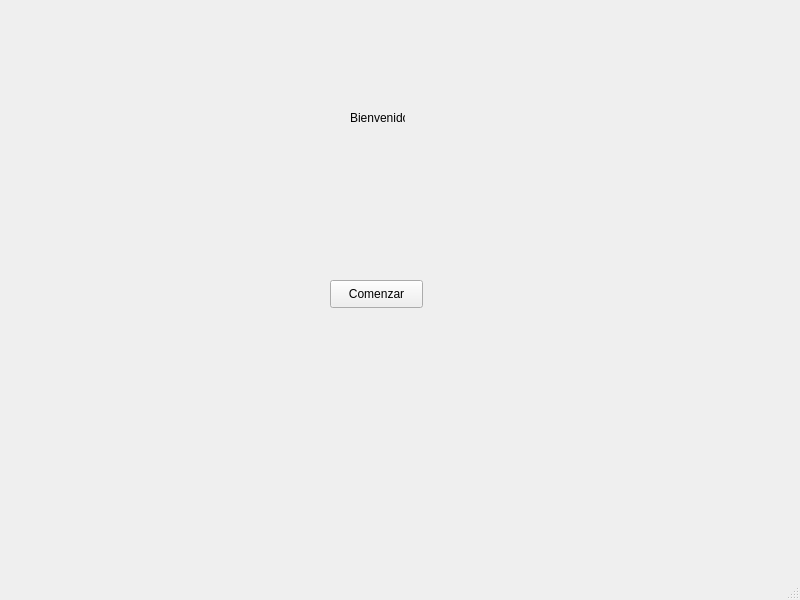
This is BDCucei.ui in emilio-nuno/BD-CUCEI as Qt 5 draws it before an edit. The edited form follows.
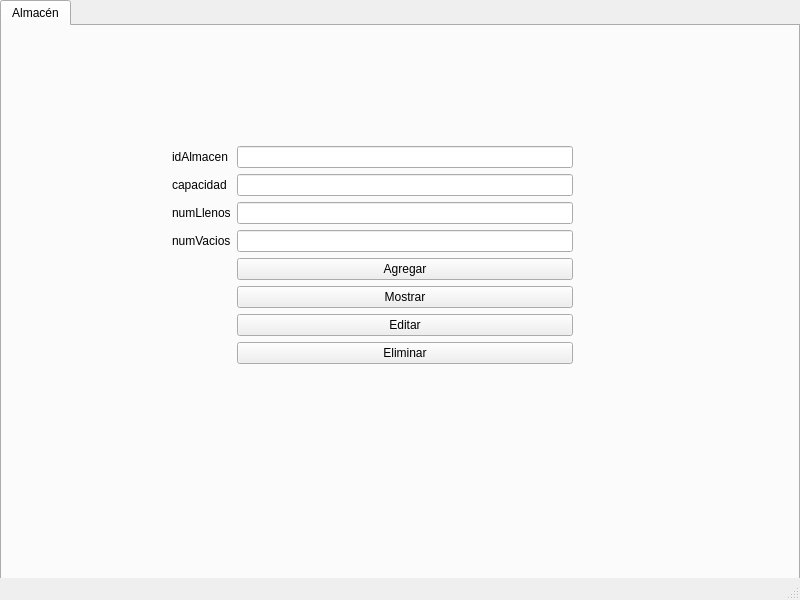
This is the edited form.

Commit message: Agregada vista de almacén

What changed in the file:
```diff
--- a/BDCucei.ui
+++ b/BDCucei.ui
@@ -14,31 +14,118 @@
    <string>MainWindow</string>
   </property>
   <widget class="QWidget" name="centralwidget">
-   <widget class="QLabel" name="label">
+   <widget class="QTabWidget" name="pestanasBD">
     <property name="geometry">
      <rect>
-      <x>350</x>
-      <y>110</y>
-      <width>55</width>
-      <height>16</height>
+      <x>0</x>
+      <y>0</y>
+      <width>800</width>
+      <height>600</height>
      </rect>
     </property>
-    <property name="text">
-     <string>Bienvenido</string>
+    <property name="minimumSize">
+     <size>
+      <width>800</width>
+      <height>600</height>
+     </size>
     </property>
-   </widget>
-   <widget class="QPushButton" name="pushButton">
-    <property name="geometry">
-     <rect>
-      <x>330</x>
-      <y>280</y>
-      <width>93</width>
-      <height>28</height>
-     </rect>
+    <property name="currentIndex">
+     <number>0</number>
     </property>
-    <property name="text">
-     <string>Comenzar</string>
-    </property>
+    <widget class="QWidget" name="almacen">
+     <property name="toolTip">
+      <string/>
+     </property>
+     <property name="accessibleName">
+      <string/>
+     </property>
+     <property name="accessibleDescription">
+      <string/>
+     </property>
+     <attribute name="title">
+      <string>Almacén</string>
+     </attribute>
+     <widget class="QWidget" name="formLayoutWidget">
+      <property name="geometry">
+       <rect>
+        <x>170</x>
+        <y>120</y>
+        <width>401</width>
+        <height>281</height>
+       </rect>
+      </property>
+      <layout class="QFormLayout" name="formLayout">
+       <item row="0" column="0">
+        <widget class="QLabel" name="label">
+         <property name="text">
+          <string>idAlmacen</string>
+         </property>
+        </widget>
+       </item>
+       <item row="1" column="0">
+        <widget class="QLabel" name="label_2">
+         <property name="text">
+          <string>capacidad</string>
+         </property>
+        </widget>
+       </item>
+       <item row="2" column="0">
+        <widget class="QLabel" name="label_3">
+         <property name="text">
+          <string>numLlenos</string>
+         </property>
+        </widget>
+       </item>
+       <item row="3" column="0">
+        <widget class="QLabel" name="label_4">
+         <property name="text">
+          <string>numVacios</string>
+         </property>
+        </widget>
+       </item>
+       <item row="1" column="1">
+        <widget class="QLineEdit" name="lineEdit_2"/>
+       </item>
+       <item row="2" column="1">
+        <widget class="QLineEdit" name="lineEdit_3"/>
+       </item>
+       <item row="3" column="1">
+        <widget class="QLineEdit" name="lineEdit_4"/>
+       </item>
+       <item row="4" column="1">
+        <widget class="QPushButton" name="btnAgregar">
+         <property name="text">
+          <string>Agregar</string>
+         </property>
+        </widget>
+       </item>
+       <item row="5" column="1">
+        <widget class="QPushButton" name="btnMostrar">
+         <property name="text">
+          <string>Mostrar</string>
+         </property>
+        </widget>
+       </item>
+       <item row="6" column="1">
+        <widget class="QPushButton" name="btnEditar">
+         <property name="text">
+          <string>Editar</string>
+         </property>
+        </widget>
+       </item>
+       <item row="7" column="1">
+        <widget class="QPushButton" name="btnEliminar">
+         <property name="text">
+          <string>Eliminar</string>
+         </property>
+        </widget>
+       </item>
+       <item row="0" column="1">
+        <widget class="QLineEdit" name="lineEdit"/>
+       </item>
+      </layout>
+     </widget>
+    </widget>
    </widget>
   </widget>
   <widget class="QMenuBar" name="menubar">
```
The commit also changes 1 other file.
